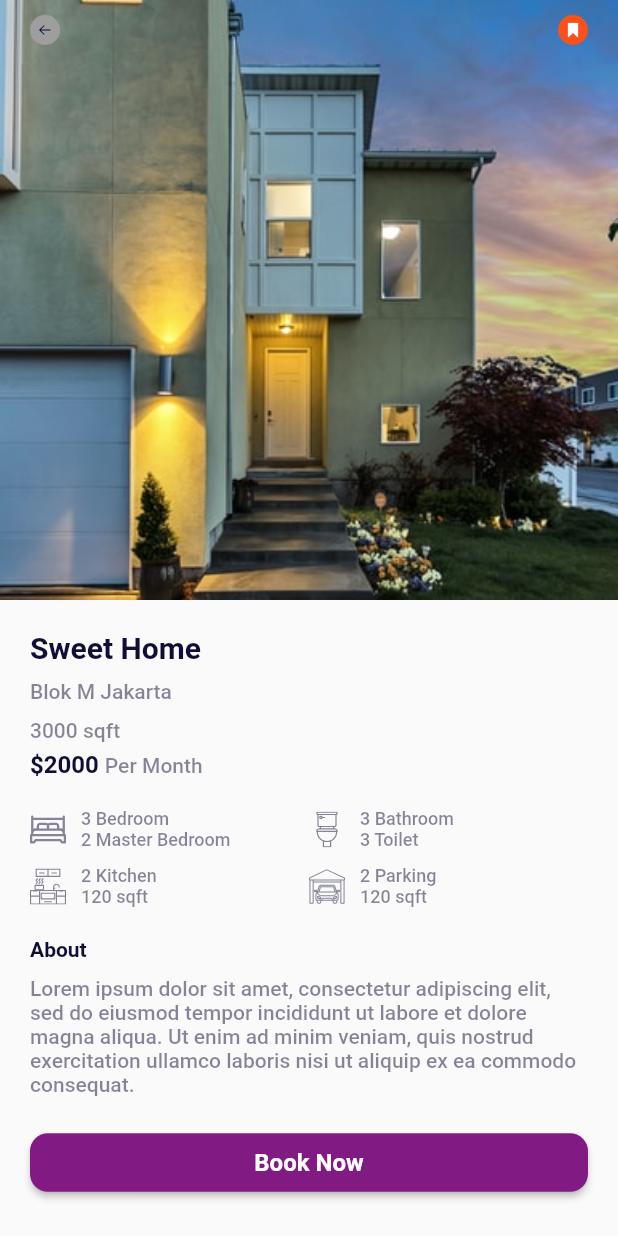
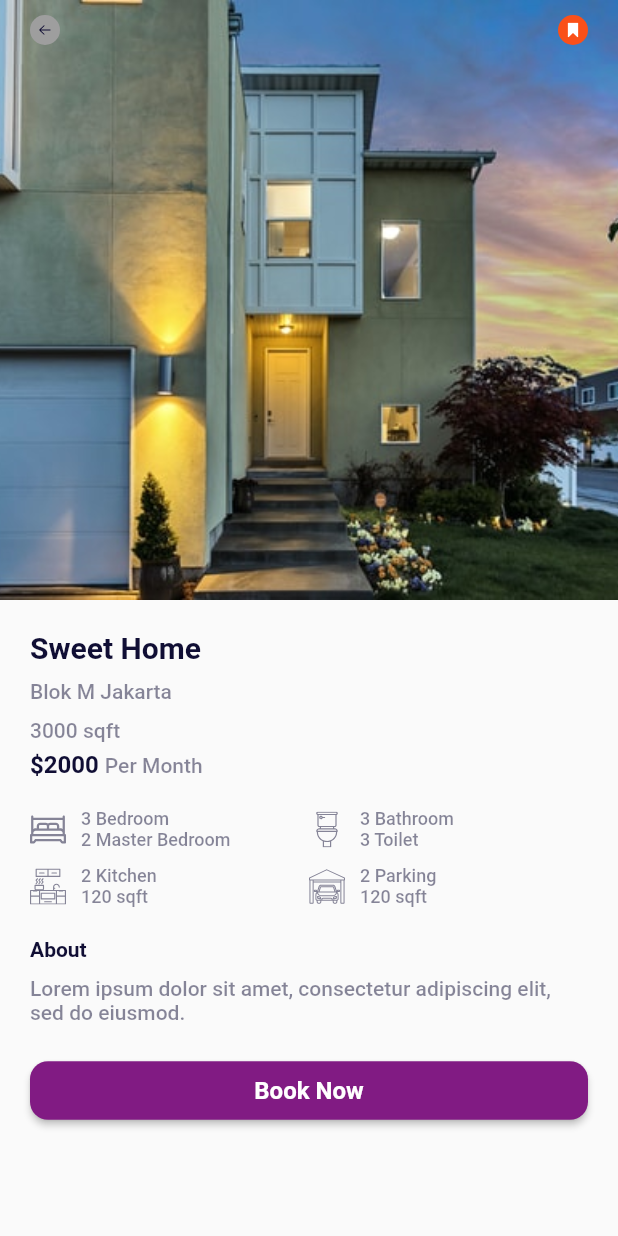
Before and after one commit to lypsisrudiansyah/rent_house_app_ui, a Flutter app: the screen it shows after launch, after a tap on "Sweet Home", on a phone screen of 412 x 824 dp. Run offline on Flutter 3.47's test engine with Material 2 defaults, Android fonts, the phone set to English and light mode, and no system bars; our stand-ins replace flutter_svg.

Commit message:
update detail_content.dart and best_offer_item_widget.dart au

```diff
--- a/lib/screen/detail/widget/detail_content.dart
+++ b/lib/screen/detail/widget/detail_content.dart
@@ -66,7 +66,7 @@
                 height: 10.0,
               ),
               Text(
-                "Lorem ipsum dolor sit amet, consectetur adipiscing elit, sed do eiusmod tempor incididunt ut labore et dolore magna aliqua. Ut enim ad minim veniam, quis nostrud exercitation ullamco laboris nisi ut aliquip ex ea commodo consequat.",
+                "Lorem ipsum dolor sit amet, consectetur adipiscing elit, sed do eiusmod.",
                 style: Theme.of(context).textTheme.bodyText1!.copyWith(fontSize: 14),
               ),
             ],
--- a/lib/screen/home/widget/best_offer_item_widget.dart
+++ b/lib/screen/home/widget/best_offer_item_widget.dart
@@ -1,5 +1,6 @@
 import 'package:flutter/material.dart';
 import 'package:flutter_house_rent/model/house.dart';
+import 'package:flutter_house_rent/screen/detail/detail_screen.dart';
 
 class BestOfferItemWidget extends StatelessWidget {
   House house;
@@ -10,7 +11,17 @@
 
   @override
   Widget build(BuildContext context) {
-    return Container(
+    return GestureDetector(
+      onTap: () {
+        Navigator.of(context).push(
+          MaterialPageRoute(
+            builder: (context) {
+              return DetailScreen(house: house);
+            },
+          ),
+        );
+      },
+      child: Container(
         margin: const EdgeInsets.only(bottom: 10),
         padding: const EdgeInsets.all(10),
         decoration: BoxDecoration(
@@ -50,6 +61,7 @@
             ),
           ],
         ),
+      ),
     );
   }
 }
```
Lines whose indentation alone changed are shown as unchanged.
